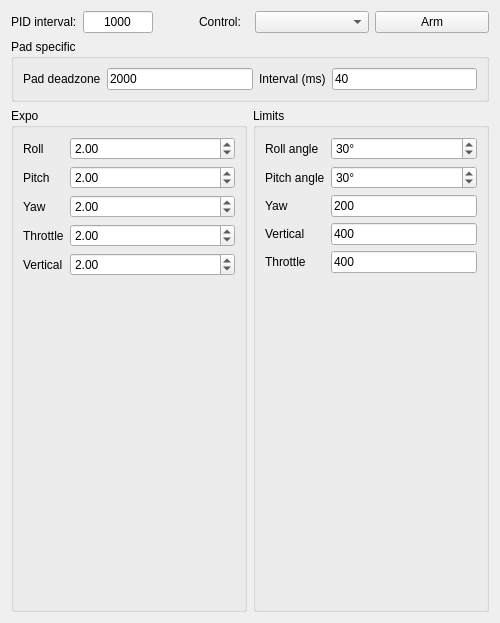
Old version of the form UiFiles/controlSettings.ui in the repository knr-auv/PC_GUI.
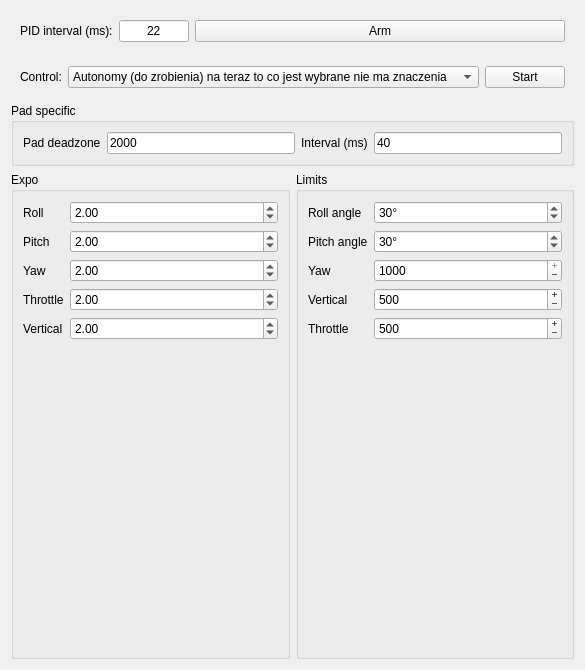
New version of the form.

```diff
--- a/UiFiles/controlSettings.ui
+++ b/UiFiles/controlSettings.ui
@@ -7,7 +7,7 @@
     <x>0</x>
     <y>0</y>
     <width>500</width>
-    <height>623</height>
+    <height>670</height>
    </rect>
   </property>
   <property name="minimumSize">
@@ -27,17 +27,24 @@
   </property>
   <layout class="QVBoxLayout" name="verticalLayout">
    <item>
-    <layout class="QHBoxLayout" name="horizontalLayout_2">
+    <widget class="QWidget" name="widget_2" native="true">
+     <property name="sizePolicy">
+      <sizepolicy hsizetype="Preferred" vsizetype="Maximum">
+       <horstretch>0</horstretch>
+       <verstretch>0</verstretch>
+      </sizepolicy>
+     </property>
+     <layout class="QHBoxLayout" name="horizontalLayout_4">
      <item>
       <widget class="QLabel" name="label_14">
        <property name="sizePolicy">
-        <sizepolicy hsizetype="Maximum" vsizetype="Preferred">
+         <sizepolicy hsizetype="Fixed" vsizetype="Preferred">
          <horstretch>0</horstretch>
          <verstretch>0</verstretch>
         </sizepolicy>
        </property>
        <property name="text">
-        <string>PID interval:</string>
+         <string>PID interval (ms):</string>
        </property>
       </widget>
      </item>
@@ -50,7 +57,7 @@
         </size>
        </property>
        <property name="text">
-        <string>1000</string>
+         <string>22</string>
        </property>
        <property name="alignment">
         <set>Qt::AlignCenter</set>
@@ -58,21 +65,30 @@
       </widget>
      </item>
      <item>
-      <spacer name="horizontalSpacer">
-       <property name="orientation">
-        <enum>Qt::Horizontal</enum>
-       </property>
-       <property name="sizeType">
-        <enum>QSizePolicy::Fixed</enum>
-       </property>
-       <property name="sizeHint" stdset="0">
-        <size>
-         <width>40</width>
-         <height>20</height>
-        </size>
-       </property>
-      </spacer>
-     </item>
+       <widget class="QPushButton" name="b_arm">
+        <property name="sizePolicy">
+         <sizepolicy hsizetype="Ignored" vsizetype="Fixed">
+          <horstretch>0</horstretch>
+          <verstretch>0</verstretch>
+         </sizepolicy>
+        </property>
+        <property name="text">
+         <string>Arm</string>
+        </property>
+       </widget>
+      </item>
+     </layout>
+    </widget>
+   </item>
+   <item>
+    <widget class="QWidget" name="widget" native="true">
+     <property name="sizePolicy">
+      <sizepolicy hsizetype="Preferred" vsizetype="Maximum">
+       <horstretch>0</horstretch>
+       <verstretch>0</verstretch>
+      </sizepolicy>
+     </property>
+     <layout class="QHBoxLayout" name="horizontalLayout_2">
      <item>
       <widget class="QLabel" name="label_6">
        <property name="sizePolicy">
@@ -95,27 +111,32 @@
      <item>
       <widget class="QComboBox" name="s_control">
        <property name="sizePolicy">
-        <sizepolicy hsizetype="Ignored" vsizetype="Fixed">
+         <sizepolicy hsizetype="MinimumExpanding" vsizetype="Fixed">
          <horstretch>0</horstretch>
          <verstretch>0</verstretch>
         </sizepolicy>
        </property>
+        <item>
+         <property name="text">
+          <string>Autonomy (do zrobienia) na teraz to co jest wybrane nie ma znaczenia</string>
+         </property>
+        </item>
+        <item>
+         <property name="text">
+          <string>Pad</string>
+         </property>
+        </item>
       </widget>
      </item>
      <item>
-      <widget class="QPushButton" name="b_arm">
-       <property name="sizePolicy">
-        <sizepolicy hsizetype="Ignored" vsizetype="Fixed">
-         <horstretch>0</horstretch>
-         <verstretch>0</verstretch>
-        </sizepolicy>
-       </property>
+       <widget class="QPushButton" name="b_start">
        <property name="text">
-        <string>Arm</string>
+         <string>Start</string>
        </property>
       </widget>
      </item>
     </layout>
+    </widget>
    </item>
    <item>
     <widget class="QGroupBox" name="groupBox_3">
@@ -345,19 +366,6 @@
           </property>
          </widget>
         </item>
-        <item row="2" column="1">
-         <widget class="QLineEdit" name="l_yaw">
-          <property name="sizePolicy">
-           <sizepolicy hsizetype="Minimum" vsizetype="Fixed">
-            <horstretch>0</horstretch>
-            <verstretch>0</verstretch>
-           </sizepolicy>
-          </property>
-          <property name="text">
-           <string>200</string>
-          </property>
-         </widget>
-        </item>
         <item row="2" column="0">
          <widget class="QLabel" name="label_10">
           <property name="text">
@@ -365,19 +373,6 @@
           </property>
          </widget>
         </item>
-        <item row="3" column="1">
-         <widget class="QLineEdit" name="l_vertical">
-          <property name="sizePolicy">
-           <sizepolicy hsizetype="Minimum" vsizetype="Fixed">
-            <horstretch>0</horstretch>
-            <verstretch>0</verstretch>
-           </sizepolicy>
-          </property>
-          <property name="text">
-           <string>400</string>
-          </property>
-         </widget>
-        </item>
         <item row="3" column="0">
          <widget class="QLabel" name="label_11">
           <property name="text">
@@ -385,19 +380,6 @@
           </property>
          </widget>
         </item>
-        <item row="4" column="1">
-         <widget class="QLineEdit" name="l_throttle">
-          <property name="sizePolicy">
-           <sizepolicy hsizetype="Minimum" vsizetype="Fixed">
-            <horstretch>0</horstretch>
-            <verstretch>0</verstretch>
-           </sizepolicy>
-          </property>
-          <property name="text">
-           <string>400</string>
-          </property>
-         </widget>
-        </item>
         <item row="4" column="0">
          <widget class="QLabel" name="label_12">
           <property name="text">
@@ -428,6 +410,54 @@
           </property>
          </widget>
         </item>
+        <item row="2" column="1">
+         <widget class="QSpinBox" name="l_yaw">
+          <property name="buttonSymbols">
+           <enum>QAbstractSpinBox::PlusMinus</enum>
+          </property>
+          <property name="maximum">
+           <number>1000</number>
+          </property>
+          <property name="value">
+           <number>1000</number>
+          </property>
+         </widget>
+        </item>
+        <item row="3" column="1">
+         <widget class="QSpinBox" name="l_vertical">
+          <property name="buttonSymbols">
+           <enum>QAbstractSpinBox::PlusMinus</enum>
+          </property>
+          <property name="maximum">
+           <number>1000</number>
+          </property>
+          <property name="value">
+           <number>500</number>
+          </property>
+         </widget>
+        </item>
+        <item row="4" column="1">
+         <widget class="QSpinBox" name="l_throttle">
+          <property name="buttonSymbols">
+           <enum>QAbstractSpinBox::PlusMinus</enum>
+          </property>
+          <property name="accelerated">
+           <bool>false</bool>
+          </property>
+          <property name="correctionMode">
+           <enum>QAbstractSpinBox::CorrectToNearestValue</enum>
+          </property>
+          <property name="maximum">
+           <number>1000</number>
+          </property>
+          <property name="singleStep">
+           <number>10</number>
+          </property>
+          <property name="value">
+           <number>500</number>
+          </property>
+         </widget>
+        </item>
        </layout>
       </widget>
      </item>
```
Lines whose indentation alone changed are shown as unchanged.
